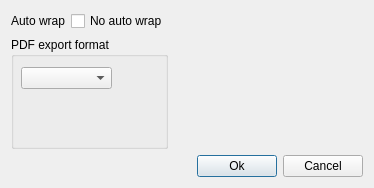
Old version of the form settingsinfodialog.ui in the repository bAbderraouf/Qt_Ratext.
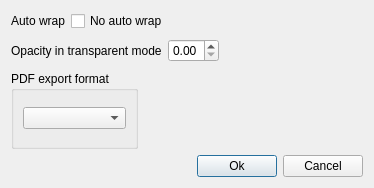
New version of the form.

What changed in the file:
```diff
--- a/settingsinfodialog.ui
+++ b/settingsinfodialog.ui
@@ -13,8 +13,8 @@
   <property name="windowTitle">
    <string>Dialog</string>
   </property>
-  <layout class="QGridLayout" name="gridLayout">
-   <item row="0" column="0">
+  <layout class="QVBoxLayout" name="verticalLayout">
+   <item>
     <layout class="QHBoxLayout" name="horizontalLayout_2">
      <item>
       <widget class="QLabel" name="label">
@@ -30,9 +30,7 @@
        </property>
       </widget>
      </item>
-    </layout>
-   </item>
-   <item row="0" column="1">
+     <item>
     <spacer name="horizontalSpacer_2">
      <property name="orientation">
       <enum>Qt::Orientation::Horizontal</enum>
@@ -45,37 +43,72 @@
      </property>
     </spacer>
    </item>
-   <item row="1" column="0">
+    </layout>
+   </item>
+   <item>
+    <layout class="QHBoxLayout" name="horizontalLayout_4">
+     <item>
+      <widget class="QLabel" name="opacityLabel">
+       <property name="text">
+        <string>Opacity in transparent mode</string>
+       </property>
+      </widget>
+     </item>
+     <item>
+      <widget class="QDoubleSpinBox" name="opacityDoubleSpinBox">
+       <property name="maximum">
+        <double>1.000000000000000</double>
+       </property>
+       <property name="singleStep">
+        <double>0.050000000000000</double>
+       </property>
+      </widget>
+     </item>
+     <item>
+      <spacer name="horizontalSpacer_4">
+       <property name="orientation">
+        <enum>Qt::Orientation::Horizontal</enum>
+       </property>
+       <property name="sizeHint" stdset="0">
+        <size>
+         <width>183</width>
+         <height>28</height>
+        </size>
+       </property>
+      </spacer>
+     </item>
+    </layout>
+   </item>
+   <item>
+    <layout class="QHBoxLayout" name="horizontalLayout_6">
+     <item>
     <widget class="QGroupBox" name="pdfExportGroupBox">
      <property name="title">
       <string>PDF export format</string>
      </property>
-     <widget class="QComboBox" name="pdfFormatComboBox">
-      <property name="geometry">
-       <rect>
-        <x>10</x>
-        <y>30</y>
-        <width>91</width>
-        <height>22</height>
-       </rect>
-      </property>
-     </widget>
-    </widget>
-   </item>
-   <item row="1" column="1">
+       <layout class="QHBoxLayout" name="horizontalLayout_5">
+        <item>
+         <widget class="QComboBox" name="pdfFormatComboBox"/>
+        </item>
+       </layout>
+      </widget>
+     </item>
+     <item>
     <spacer name="horizontalSpacer_3">
      <property name="orientation">
       <enum>Qt::Orientation::Horizontal</enum>
      </property>
      <property name="sizeHint" stdset="0">
       <size>
-       <width>189</width>
-       <height>20</height>
+         <width>183</width>
+         <height>28</height>
       </size>
      </property>
     </spacer>
    </item>
-   <item row="2" column="0" colspan="2">
+    </layout>
+   </item>
+   <item>
     <layout class="QHBoxLayout" name="horizontalLayout_3">
      <item>
       <spacer name="horizontalSpacer">
```
Lines whose indentation alone changed are shown as unchanged.
